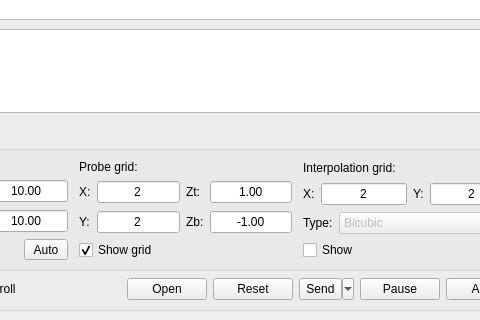
This is src/frmmain.ui in Denvi/Candle as Qt 5 draws it before an edit; both pictures show x 175 to 655 and y 527 to 847 of the 952 by 847 pixel window. The edited form follows.
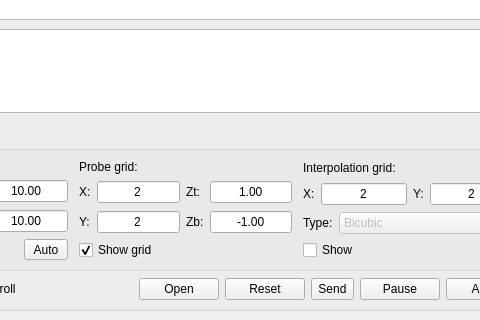
This is the edited form. Icons and pictures are not drawn. Custom widgets are drawn as their Qt base class.

Commit message: "Send" button has default popup style now

The edit to the form file:
```diff
--- a/src/frmmain.ui
+++ b/src/frmmain.ui
@@ -1010,9 +1010,6 @@
            <property name="text">
             <string>Send</string>
            </property>
-           <property name="popupMode">
-            <enum>QToolButton::MenuButtonPopup</enum>
-           </property>
           </widget>
          </item>
          <item>
```
Left out of the diff: 6 changed lines with no effect on the pictures.
